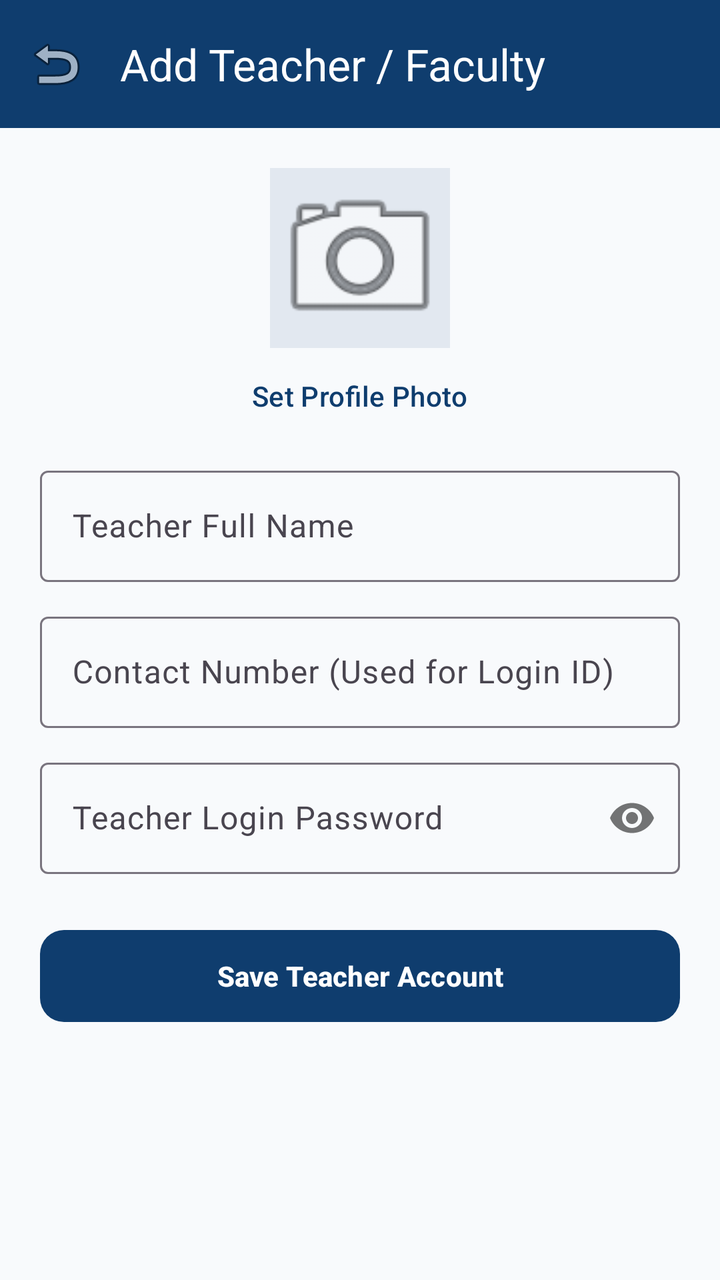
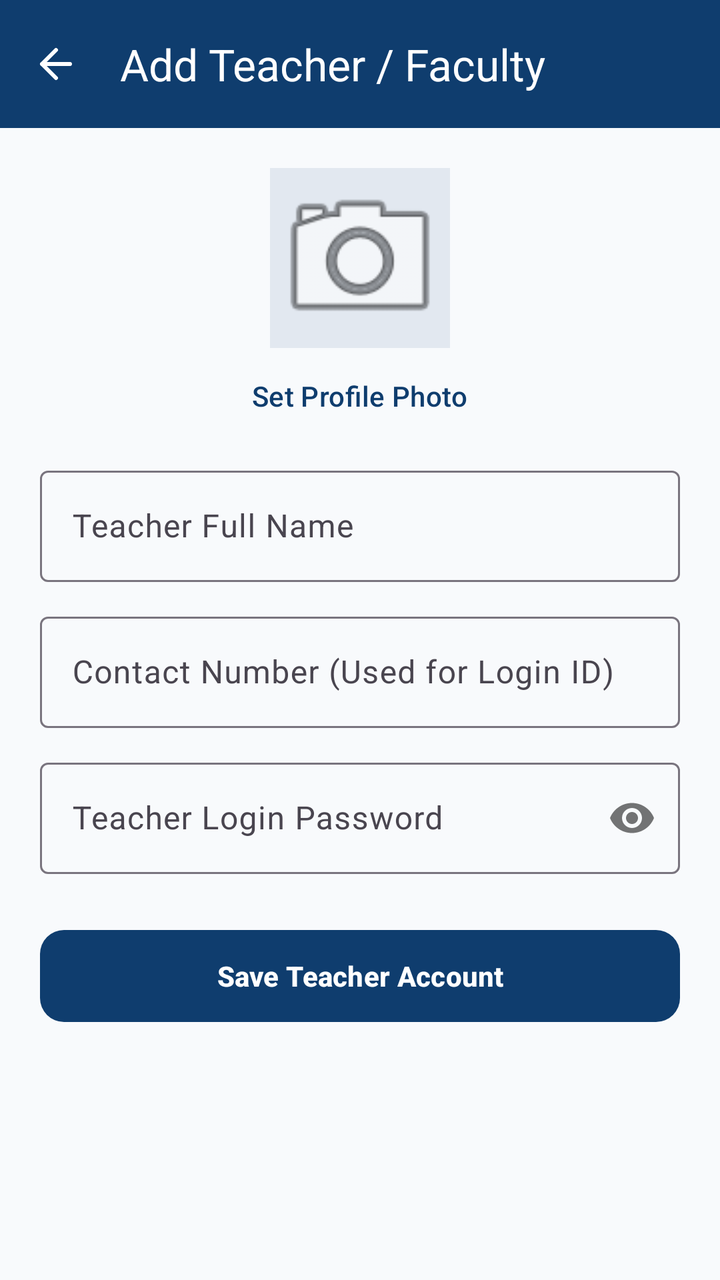

Screens rendered from an Android XML layout before and after an edit, with the pre-edit source and the edit as a unified diff.
<!-- AndroidManifest.xml: application theme Theme.SchoolManager -->
<!-- res/layout/activity_add_teacher.xml -->
<?xml version="1.0" encoding="utf-8"?>
<androidx.coordinatorlayout.widget.CoordinatorLayout
    xmlns:android="http://schemas.android.com/apk/res/android"
    xmlns:app="http://schemas.android.com/apk/res-auto"
    android:layout_width="match_parent"
    android:layout_height="match_parent"
    android:background="#F8FAFC">

    <com.google.android.material.appbar.AppBarLayout
        android:layout_width="match_parent"
        android:layout_height="wrap_content">

        <com.google.android.material.appbar.MaterialToolbar
            android:id="@+id/toolbar"
            android:layout_width="match_parent"
            android:layout_height="?attr/actionBarSize"
            android:background="#0F3D6E"
            app:title="Add Teacher / Faculty"
            app:titleTextColor="@android:color/white"
            app:navigationIcon="@android:drawable/ic_menu_revert" />
    </com.google.android.material.appbar.AppBarLayout>

    <androidx.core.widget.NestedScrollView
        android:layout_width="match_parent"
        android:layout_height="match_parent"
        app:layout_behavior="@string/appbar_scrolling_view_behavior">

        <LinearLayout
            android:layout_width="match_parent"
            android:layout_height="wrap_content"
            android:orientation="vertical"
            android:padding="20dp">

            <LinearLayout
                android:layout_width="match_parent"
                android:layout_height="wrap_content"
                android:gravity="center"
                android:orientation="vertical">

                <ImageView
                    android:id="@+id/ivTeacherPhoto"
                    android:layout_width="90dp"
                    android:layout_height="90dp"
                    android:background="#E2E8F0"
                    android:scaleType="centerCrop"
                    android:src="@android:drawable/ic_menu_camera" />

                <com.google.android.material.button.MaterialButton
                    android:id="@+id/btnUploadTeacherPhoto"
                    style="@style/Widget.Material3.Button.TextButton"
                    android:layout_width="wrap_content"
                    android:layout_height="wrap_content"
                    android:text="Set Profile Photo"
                    android:textColor="#0F3D6E" />
            </LinearLayout>

            <com.google.android.material.textfield.TextInputLayout
                style="@style/Widget.Material3.TextInputLayout.OutlinedBox"
                android:layout_width="match_parent"
                android:layout_height="wrap_content"
                android:layout_marginTop="8dp"
                android:hint="Teacher Full Name">
                <com.google.android.material.textfield.TextInputEditText
                    android:id="@+id/etTeacherName"
                    android:layout_width="match_parent"
                    android:layout_height="wrap_content" />
            </com.google.android.material.textfield.TextInputLayout>

            <com.google.android.material.textfield.TextInputLayout
                style="@style/Widget.Material3.TextInputLayout.OutlinedBox"
                android:layout_width="match_parent"
                android:layout_height="wrap_content"
                android:layout_marginTop="12dp"
                android:hint="Contact Number (Used for Login ID)">
                <com.google.android.material.textfield.TextInputEditText
                    android:id="@+id/etTeacherPhone"
                    android:layout_width="match_parent"
                    android:layout_height="wrap_content"
                    android:inputType="phone" />
            </com.google.android.material.textfield.TextInputLayout>

            <com.google.android.material.textfield.TextInputLayout
                style="@style/Widget.Material3.TextInputLayout.OutlinedBox"
                android:layout_width="match_parent"
                android:layout_height="wrap_content"
                android:layout_marginTop="12dp"
                android:hint="Teacher Login Password"
                app:passwordToggleEnabled="true">
                <com.google.android.material.textfield.TextInputEditText
                    android:id="@+id/etTeacherPassword"
                    android:layout_width="match_parent"
                    android:layout_height="wrap_content"
                    android:inputType="textPassword" />
            </com.google.android.material.textfield.TextInputLayout>

            <com.google.android.material.button.MaterialButton
                android:id="@+id/btnSaveTeacher"
                android:layout_width="match_parent"
                android:layout_height="54dp"
                android:layout_marginTop="24dp"
                android:text="Save Teacher Account"
                android:textStyle="bold"
                app:cornerRadius="12dp"
                app:backgroundTint="#0F3D6E" />

        </LinearLayout>
    </androidx.core.widget.NestedScrollView>
</androidx.coordinatorlayout.widget.CoordinatorLayout>
<!-- resources referenced by this layout -->
<resources>
  <style name="Theme.SchoolManager" parent="Theme.Material3.DayNight.NoActionBar">
          <item name="colorPrimary">#0F3D6E</item>
          <item name="colorOnPrimary">#FFFFFF</item>
          <item name="colorSecondary">#D97706</item>
          
          <item name="colorSecondaryContainer">#FEF3C7</item>
          <item name="colorOnSecondaryContainer">#0F3D6E</item>
          <item name="android:statusBarColor">#0F3D6E</item>
          <item name="android:windowLightStatusBar">false</item>
      </style>
</resources>

<!-- the commit's change to res/layout/activity_add_teacher.xml (unified diff, before → after) -->
@@ -17,7 +17,7 @@
             android:background="#0F3D6E"
             app:title="Add Teacher / Faculty"
             app:titleTextColor="@android:color/white"
-            app:navigationIcon="@android:drawable/ic_menu_revert" />
+            app:navigationIcon="@drawable/ic_arrow_back_modern" />
     </com.google.android.material.appbar.AppBarLayout>
 
     <androidx.core.widget.NestedScrollView
<!-- resource entries referenced after the edit -->
@@ -1,5 +1,7 @@
 <!-- resources referenced by this layout -->
 <resources>
+  <!-- drawable ic_arrow_back_modern (drawable) -->
+  <vector xmlns:android="http://schemas.android.com/apk/res/android" android:width="24dp" android:height="24dp" android:viewportWidth="24" android:viewportHeight="24"><path android:fillColor="@android:color/transparent" android:strokeColor="#FFFFFF" android:strokeWidth="2" android:strokeLineCap="round" android:strokeLineJoin="round" android:pathData="M19 12H5m0 0 7-7m-7 7 7 7"/></vector>
   <style name="Theme.SchoolManager" parent="Theme.Material3.DayNight.NoActionBar">
           <item name="colorPrimary">#0F3D6E</item>
           <item name="colorOnPrimary">#FFFFFF</item>
